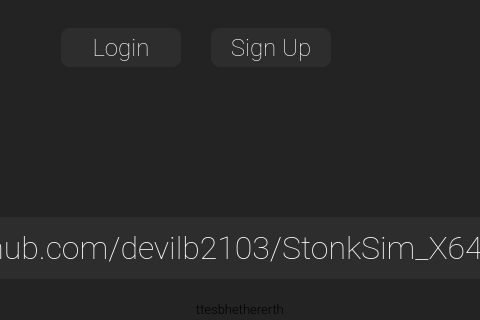
Before: the Qt Designer form test.ui in devilb2103/StonkSim_X64, drawn with Qt 5; both pictures show x 304 to 784 and y 340 to 660 of the 1000 by 660 pixel window.
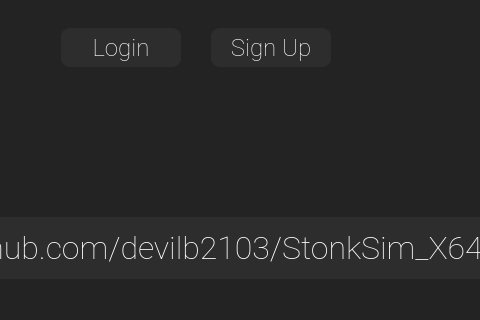
After: the same form once the commit is applied. Icons and pictures are not drawn. Custom widgets are drawn as their Qt base class.

```diff
--- a/test.ui
+++ b/test.ui
@@ -1928,7 +1928,7 @@
                 <string notr="true"/>
                </property>
                <property name="text">
-                <string>ttesbhethererth</string>
+                <string/>
                </property>
                <property name="alignment">
                 <set>Qt::AlignHCenter|Qt::AlignTop</set>
```
